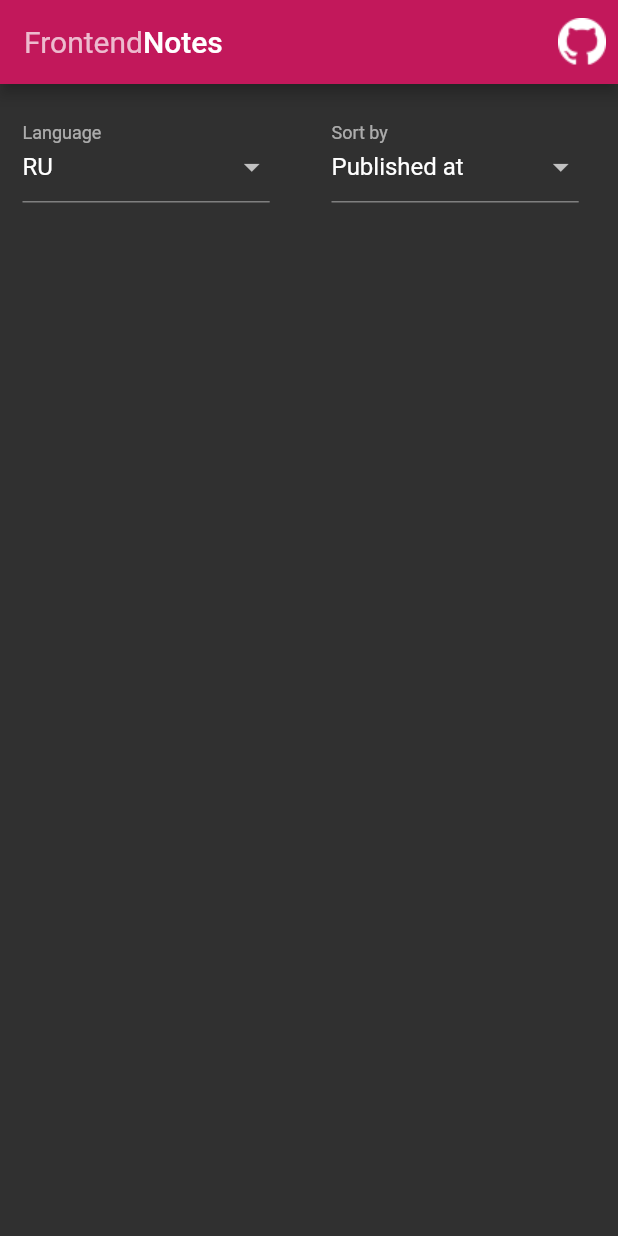
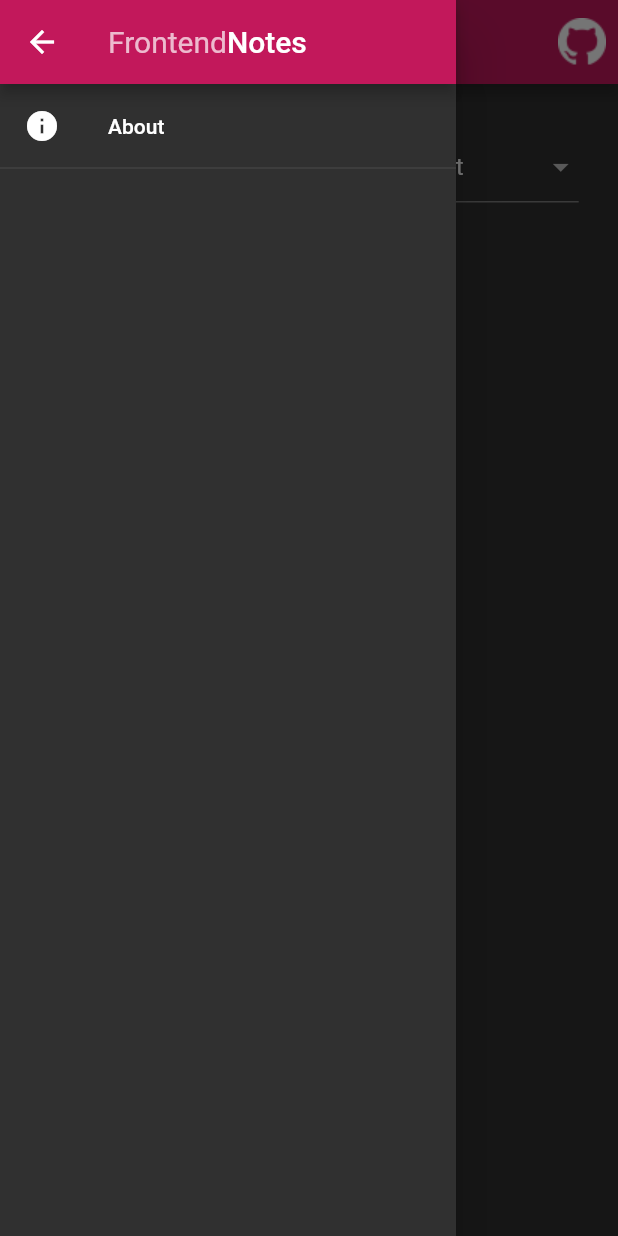
Before and after one commit to IKatsuba/frontend_notes, a Flutter app: the screen it shows after launch, with the side drawer open (before the commit the screen has no drawer), on a phone screen of 412 x 824 dp. Run offline on Flutter 3.47's test engine with Material 2 defaults, Android fonts, the phone set to English and light mode, and no system bars; our stand-ins replace cloud_firestore, firebase_analytics, flutter_markdown, share; accounts and stored records are empty.

Commit message:
about page

```diff
--- a/lib/enums/enums.dart
+++ b/lib/enums/enums.dart
@@ -4,3 +4,4 @@ export './enum.dart';
 export './languages.dart';
 export './response_statuses.dart';
 export './sort_by.dart';
+export './routes.dart';
--- /dev/null
+++ b/lib/enums/routes.dart
@@ -0,0 +1,4 @@
+class Routes {
+  static const About = '/about';
+  static const Home = '/';
+}
--- a/lib/home_page.dart
+++ /dev/null
@@ -1,59 +0,0 @@
-import 'package:flutter/material.dart';
-import './filter.dart';
-import './news_list.dart';
-import 'dart:async';
-import 'package:url_launcher/url_launcher.dart';
-
-class MyHomePage extends StatefulWidget {
-  MyHomePage({Key key}) : super(key: key);
-
-  @override
-  _MyHomePageState createState() => new _MyHomePageState();
-}
-
-class _MyHomePageState extends State<MyHomePage> {
-  StreamController<FilterChangeEvent> _changeController =
-      new StreamController<FilterChangeEvent>();
-
-  @override
-  Widget build(BuildContext context) {
-    return new Scaffold(
-      appBar: new AppBar(
-        actions: <Widget>[
-          IconButton(
-            icon: Image.asset('assets/github.png'),
-            onPressed: () {
-              launch('https://github.com/IKatsuba/frontend_notes');
-            },
-          )
-        ],
-        title: Wrap(
-          children: <Widget>[
-            Text(
-              'Frontend',
-              style: TextStyle(
-                  color: Theme.of(context).textTheme.caption.color,
-                  fontWeight: FontWeight.w400),
-            ),
-            Text('Notes')
-          ],
-        ),
-      ),
-      body: Padding(
-        padding: EdgeInsets.symmetric(vertical: 15.0, horizontal: 15.0),
-        child: Column(
-          children: <Widget>[
-            Filter(
-              onChange: (event) {
-                _changeController.add(event);
-              },
-            ),
-            NewsList(
-              changes: _changeController.stream,
-            )
-          ],
-        ),
-      ),
-    );
-  }
-}
--- a/lib/main.dart
+++ b/lib/main.dart
@@ -1,7 +1,8 @@
 import 'package:flutter/material.dart';
-import './home_page.dart';
 import 'package:firebase_analytics/firebase_analytics.dart';
 import 'package:firebase_analytics/observer.dart';
+import './enums/enums.dart';
+import './pages/pages.dart';
 
 void main() => runApp(new MyApp());
 
@@ -14,7 +15,10 @@ class MyApp extends StatelessWidget {
       title: 'Flutter Demo',
       theme: new ThemeData(
           brightness: Brightness.dark, primaryColor: Colors.pink[700]),
-      home: MyHomePage(),
+      routes: {
+        Routes.Home: (context) => HomePage(),
+        Routes.About: (context) => AboutPage()
+      },
       navigatorObservers: [
         FirebaseAnalyticsObserver(analytics: analytics),
       ],
--- /dev/null
+++ b/lib/pages/home.dart
@@ -0,0 +1,43 @@
+import 'package:flutter/material.dart';
+import 'dart:async';
+import '../widgets/widgets.dart';
+
+class HomePage extends StatefulWidget {
+  HomePage({Key key}) : super(key: key);
+
+  @override
+  _HomePageState createState() => new _HomePageState();
+}
+
+class _HomePageState extends State<HomePage> {
+  StreamController<FilterChangeEvent> _changeController =
+      new StreamController<FilterChangeEvent>();
+
+  @override
+  Widget build(BuildContext context) {
+    return new Scaffold(
+      drawer: AppDrawer(),
+      appBar: new AppBar(
+        actions: <Widget>[
+          GithubButton()
+        ],
+        title: AppTitle(),
+      ),
+      body: Padding(
+        padding: EdgeInsets.symmetric(vertical: 15.0, horizontal: 15.0),
+        child: Column(
+          children: <Widget>[
+            Filter(
+              onChange: (event) {
+                _changeController.add(event);
+              },
+            ),
+            NewsList(
+              changes: _changeController.stream,
+            )
+          ],
+        ),
+      ),
+    );
+  }
+}
--- /dev/null
+++ b/lib/pages/pages.dart
@@ -0,0 +1,2 @@
+export './about.dart';
+export './home.dart';
--- /dev/null
+++ b/lib/widgets/app_drawer.dart
@@ -0,0 +1,41 @@
+import 'package:flutter/material.dart';
+import './app_title.dart';
+import '../enums/enums.dart';
+
+class AppDrawer extends StatefulWidget {
+  @override
+  _AppDrawerState createState() => _AppDrawerState();
+}
+
+class _AppDrawerState extends State<AppDrawer> {
+  @override
+  Widget build(BuildContext context) {
+    return Drawer(
+      child: Column(
+        children: <Widget>[
+          AppBar(
+            automaticallyImplyLeading: false,
+            title: AppTitle(),
+            leading: IconButton(
+              icon: Icon(Icons.arrow_back),
+              onPressed: () {
+                Navigator.of(context).pop();
+              },
+            ),
+          ),
+          ListTile(
+            leading: Icon(Icons.info),
+            title: Text('About'),
+            onTap: () {
+              Navigator.of(context).pop();
+              Navigator.of(context).pushNamed(Routes.About);
+            },
+          ),
+          Divider(
+            height: 0,
+          )
+        ],
+      ),
+    );
+  }
+}
--- /dev/null
+++ b/lib/widgets/app_title.dart
@@ -0,0 +1,18 @@
+import 'package:flutter/material.dart';
+
+class AppTitle extends StatelessWidget {
+  @override
+  Widget build(BuildContext context) {
+    return Wrap(
+      children: <Widget>[
+        Text(
+          'Frontend',
+          style: TextStyle(
+              color: Theme.of(context).textTheme.caption.color,
+              fontWeight: FontWeight.w400),
+        ),
+        Text('Notes')
+      ],
+    );
+  }
+}
--- /dev/null
+++ b/lib/widgets/github_button.dart
@@ -0,0 +1,14 @@
+import 'package:flutter/material.dart';
+import 'package:url_launcher/url_launcher.dart';
+
+class GithubButton extends StatelessWidget {
+  @override
+  Widget build(BuildContext context) {
+    return IconButton(
+      icon: Image.asset('assets/github.png'),
+      onPressed: () {
+        launch('https://github.com/IKatsuba/frontend_notes');
+      },
+    );
+  }
+}
--- /dev/null
+++ b/lib/widgets/widgets.dart
@@ -0,0 +1,5 @@
+export './app_title.dart';
+export './app_drawer.dart';
+export './filter.dart';
+export './news_list.dart';
+export './github_button.dart';
--- a/pubspec.yaml
+++ b/pubspec.yaml
@@ -26,6 +26,7 @@ dependencies:
   share: ^0.5.3
   url_launcher: ^4.0.1
   intl: ^0.15.7
+  flutter_markdown: ^0.2.0
 
 dev_dependencies:
   flutter_test:
@@ -46,6 +47,7 @@ flutter:
   # To add assets to your application, add an assets section, like this:
   assets:
      - assets/
+     - README.md
 
   # An image asset can refer to one or more resolution-specific "variants", see
   # https://flutter.io/assets-and-images/#resolution-aware.
```
Also changed, not shown: lib/pages/about.dart (added, +36 -0 lines), lib/widgets/news_list.dart (renamed from lib/news_list.dart, +5 -3 lines), lib/widgets/filter.dart (renamed from lib/filter.dart).
